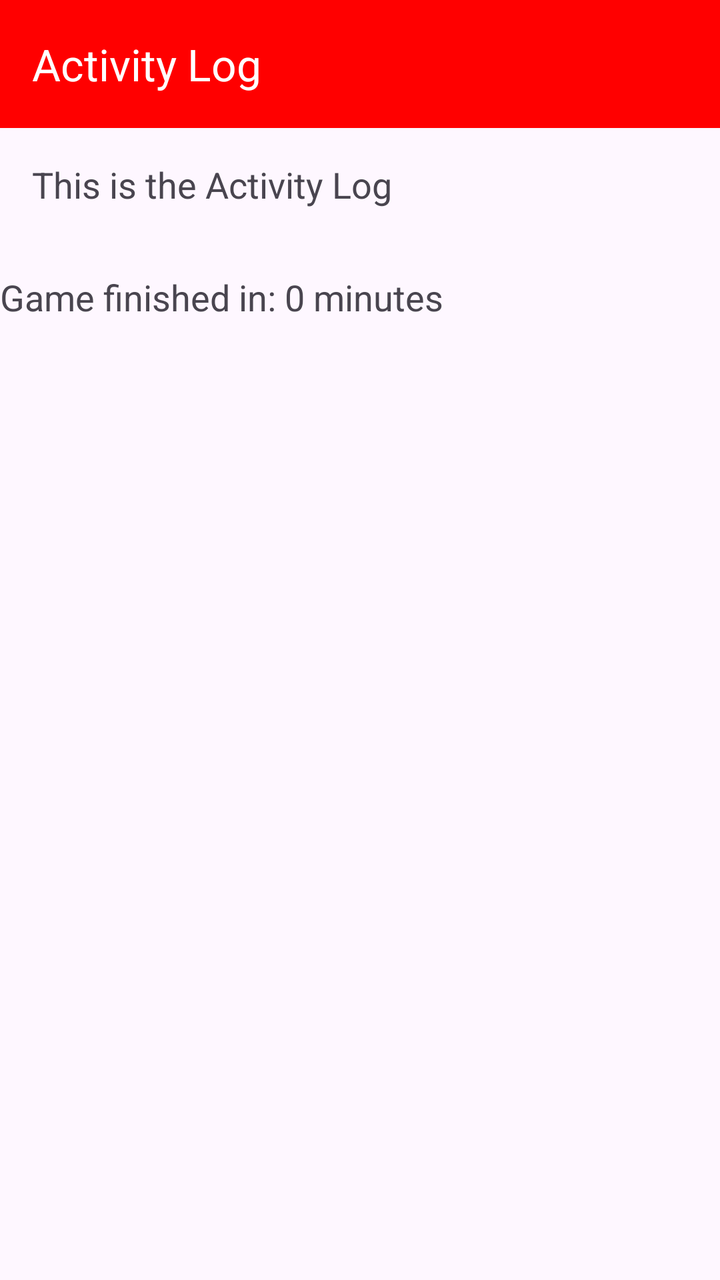
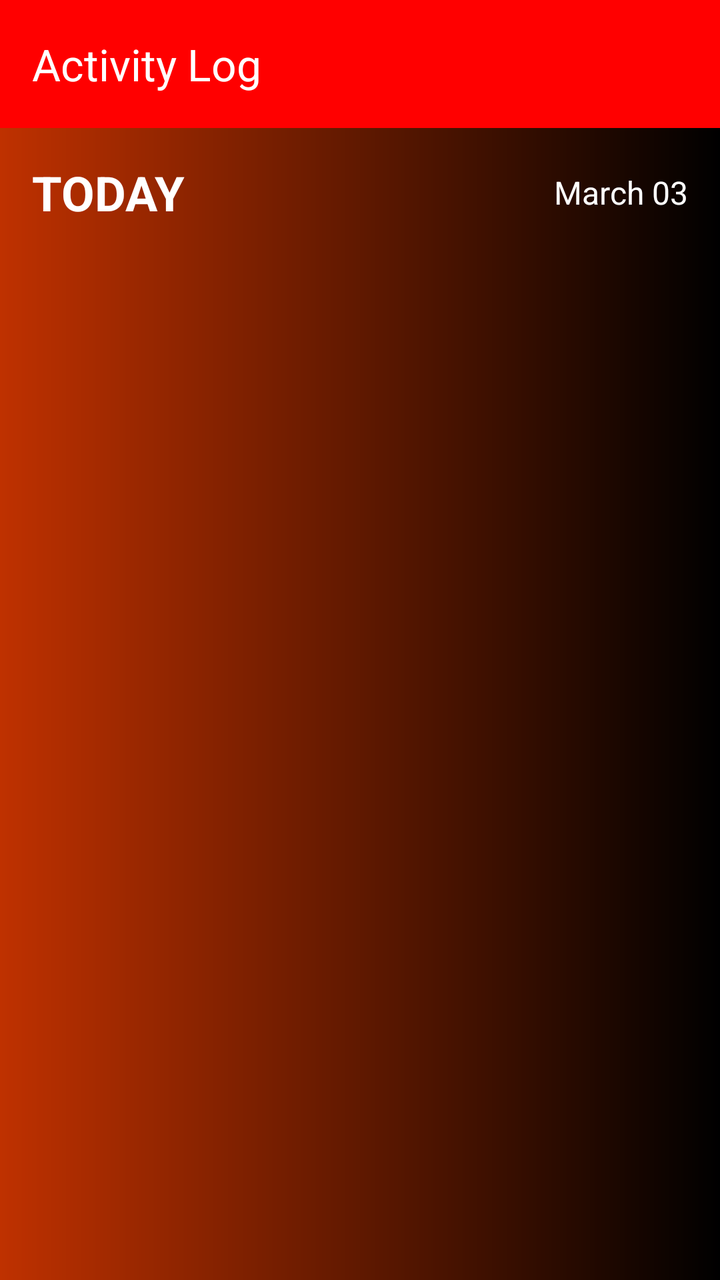

The first picture is an Android layout as it rendered before a commit; the second is the same layout after the commit. The layout source and the unified diff follow.
<!-- AndroidManifest.xml: application theme Theme.CVERDETOTOO -->
<!-- res/layout/activity_log.xml -->
<?xml version="1.0" encoding="utf-8"?>
<LinearLayout xmlns:android="http://schemas.android.com/apk/res/android"
    xmlns:app="http://schemas.android.com/apk/res-auto"
    xmlns:tools="http://schemas.android.com/tools"
    android:layout_width="match_parent"
    android:layout_height="match_parent"
    android:orientation="vertical"
    tools:context=".ActivityLog">

    
    <androidx.appcompat.widget.Toolbar
        android:id="@+id/toolbar_activity_log"
        android:layout_width="match_parent"
        android:layout_height="?attr/actionBarSize"
        android:background="@color/red"
        android:theme="@style/ThemeOverlay.AppCompat.Dark.ActionBar"
        app:title="Activity Log"
        app:titleTextColor="@android:color/white"/>

    
    <TextView
        android:layout_width="match_parent"
        android:layout_height="wrap_content"
        android:padding="16dp"
        android:text="This is the Activity Log"
        android:textSize="18sp"/>

    <TextView
        android:id="@+id/game_time_text"
        android:layout_width="wrap_content"
        android:layout_height="wrap_content"
        android:text="Game finished in: 0 minutes"
        android:textSize="18sp"
        android:layout_marginTop="16dp"/>
</LinearLayout>
<!-- resources referenced by this layout -->
<resources>
  <color name="red">#FF0000</color>
  <style name="Theme.CVERDETOTOO" parent="Base.Theme.CVERDETOTOO" />
  <style name="Base.Theme.CVERDETOTOO" parent="Theme.Material3.DayNight.NoActionBar">
          
          
      </style>
</resources>

<!-- the commit's change to res/layout/activity_log.xml (unified diff, before → after) -->
@@ -1,5 +1,6 @@
 <?xml version="1.0" encoding="utf-8"?>
-<LinearLayout xmlns:android="http://schemas.android.com/apk/res/android"
+<LinearLayout
+    xmlns:android="http://schemas.android.com/apk/res/android"
     xmlns:app="http://schemas.android.com/apk/res-auto"
     xmlns:tools="http://schemas.android.com/tools"
     android:layout_width="match_parent"
@@ -15,21 +16,57 @@
         android:background="@color/red"
         android:theme="@style/ThemeOverlay.AppCompat.Dark.ActionBar"
         app:title="Activity Log"
-        app:titleTextColor="@android:color/white"/>
+        app:titleTextColor="@android:color/white" />
 
     
-    <TextView
+    <LinearLayout
         android:layout_width="match_parent"
-        android:layout_height="wrap_content"
-        android:padding="16dp"
-        android:text="This is the Activity Log"
-        android:textSize="18sp"/>
+        android:layout_height="match_parent"
+        android:orientation="vertical"
+        android:background="@drawable/bg_gradient"
+        android:padding="16dp">
 
-    <TextView
-        android:id="@+id/game_time_text"
-        android:layout_width="wrap_content"
-        android:layout_height="wrap_content"
-        android:text="Game finished in: 0 minutes"
-        android:textSize="18sp"
-        android:layout_marginTop="16dp"/>
+        
+        <LinearLayout
+            android:layout_width="match_parent"
+            android:layout_height="wrap_content"
+            android:orientation="horizontal"
+            android:gravity="center_vertical"
+            android:paddingBottom="8dp">
+
+            <TextView
+                android:id="@+id/textToday"
+                android:layout_width="0dp"
+                android:layout_height="wrap_content"
+                android:layout_weight="1"
+                android:text="TODAY"
+                android:textSize="24sp"
+                android:textStyle="bold"
+                android:textColor="@android:color/white" />
+
+            <TextView
+                android:id="@+id/textDate"
+                android:layout_width="wrap_content"
+                android:layout_height="wrap_content"
+                android:text="March 03"
+                android:textSize="16sp"
+                android:textColor="@android:color/white" />
+        </LinearLayout>
+
+        
+        <ScrollView
+            android:layout_width="match_parent"
+            android:layout_height="match_parent"
+            android:fillViewport="true"
+            android:padding="8dp">
+
+            
+            <LinearLayout
+                android:id="@+id/logContainer"
+                android:layout_width="match_parent"
+                android:layout_height="wrap_content"
+                android:orientation="vertical" />
+        </ScrollView>
+
+    </LinearLayout>
 </LinearLayout>
<!-- resource entries referenced after the edit -->
@@ -1,6 +1,14 @@
 <!-- resources referenced by this layout -->
 <resources>
   <color name="red">#FF0000</color>
+  <!-- drawable bg_gradient (drawable) -->
+  <?xml version="1.0" encoding="utf-8"?>
+  <shape xmlns:android="http://schemas.android.com/apk/res/android">
+      <gradient
+          android:startColor="#BF3100"
+          android:endColor="#000000"
+          android:angle="0" />
+  </shape>
   <style name="Theme.CVERDETOTOO" parent="Base.Theme.CVERDETOTOO" />
   <style name="Base.Theme.CVERDETOTOO" parent="Theme.Material3.DayNight.NoActionBar">
           
